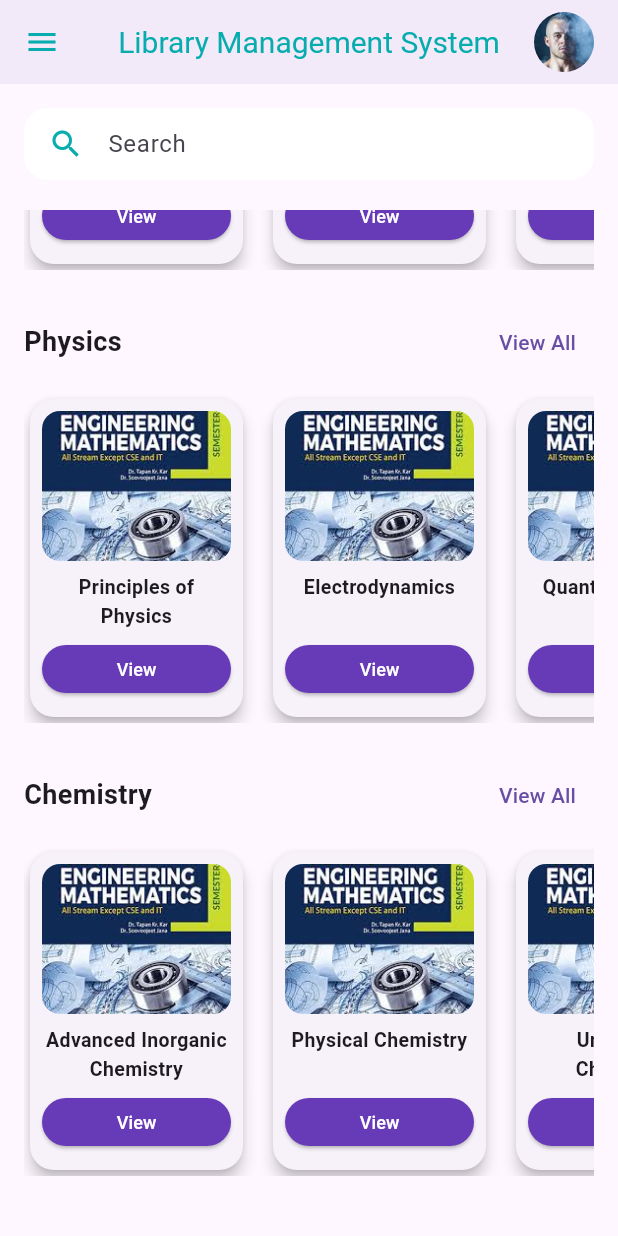
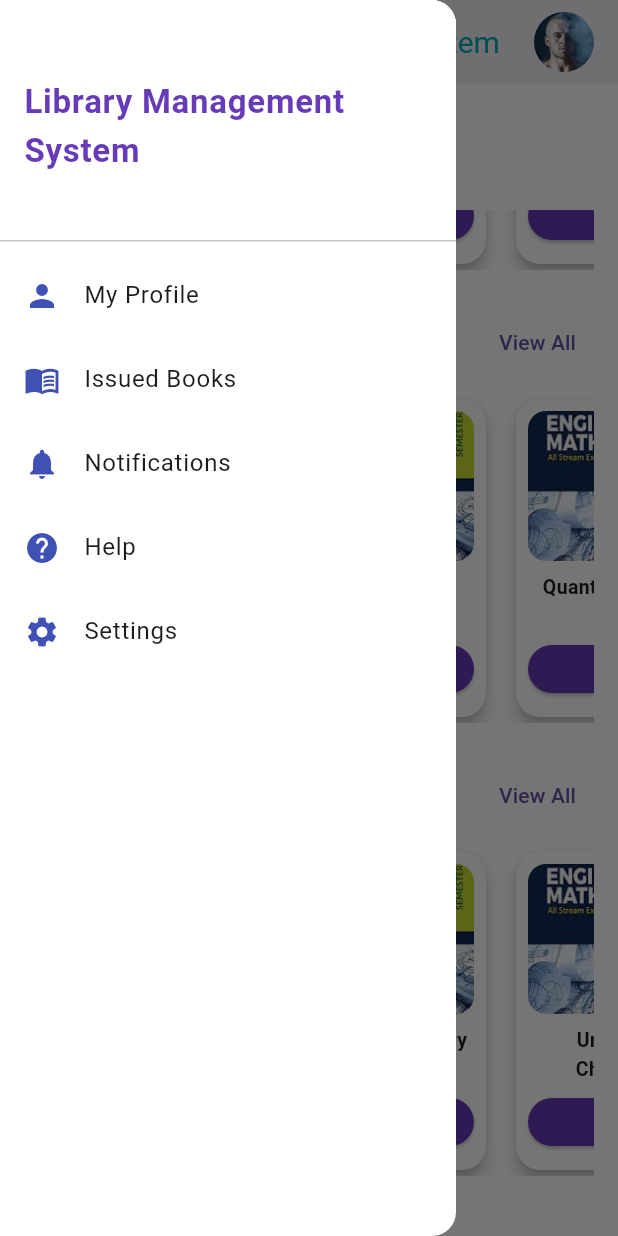
Before and after one commit to MontasirOpi/library_management_system, a Flutter app: the HomePage screen opened directly, scrolled down 238 dp, after a tap on the "menu" icon, on a phone screen of 412 x 824 dp. Run offline on Flutter 3.47's test engine with Material 3 defaults, Android fonts, the phone set to English and light mode, and no system bars; our stand-ins replace flutter_svg, supabase_flutter; accounts and stored records are empty.

Commit message:
App Drawer

```diff
--- /dev/null
+++ b/lib/features/common/widgets/app_drawer.dart
@@ -0,0 +1,63 @@
+import 'package:flutter/material.dart';
+
+class AppDrawer extends StatelessWidget {
+  const AppDrawer({super.key});
+  @override
+  Widget build(BuildContext context) {
+    return Drawer(
+      backgroundColor: Colors.white,
+      child: Column(
+        children: [
+          const DrawerHeader(
+            decoration: BoxDecoration(color: Colors.white),
+            child: Center(
+              child: Text(
+                'Library Management System',
+                style: TextStyle(
+                  fontSize: 22,
+                  fontWeight: FontWeight.w600,
+                  color: Colors.deepPurple,
+                ),
+              ),
+            ),
+          ),
+          ListTile(
+            leading: const Icon(Icons.person, color: Colors.indigo),
+            title: const Text('My Profile'),
+            onTap: () {
+              // Navigate to Profile Page
+            },
+          ),
+          ListTile(
+            leading: const Icon(Icons.menu_book, color: Colors.indigo),
+            title: const Text('Issued Books'),
+            onTap: () {
+              // Navigate to Issued Books Page
+            },
+          ),
+          ListTile(
+            leading: const Icon(Icons.notifications, color: Colors.indigo),
+            title: const Text('Notifications'),
+            onTap: () {
+              // Navigate to Notifications
+            },
+          ),
+          ListTile(
+            leading: const Icon(Icons.help, color: Colors.indigo),
+            title: const Text('Help'),
+            onTap: () {
+              // Navigate to Help page
+            },
+          ),
+          ListTile(
+            leading: const Icon(Icons.settings, color: Colors.indigo),
+            title: const Text('Settings'),
+            onTap: () {
+              // Navigate to Settings page
+            },
+          ),
+        ],
+      ),
+    );
+  }
+}
--- a/lib/features/homePage/model/build_section.dart
+++ b/lib/features/homePage/model/build_section.dart
@@ -70,6 +70,7 @@ class BuildSection extends StatelessWidget {
               return SizedBox(
                 width: 150,
                 child: Card(
+                  color: Colors.white, // Set background color to white
                   shape: RoundedRectangleBorder(
                     borderRadius: BorderRadius.circular(16),
                   ),
--- a/lib/features/homePage/ui/screens/homepage.dart
+++ b/lib/features/homePage/ui/screens/homepage.dart
@@ -1,6 +1,7 @@
 import 'package:flutter/material.dart';
 import 'package:library_management_system/app/app_color.dart';
 import 'package:library_management_system/features/auth/ui/screens/logout.dart';
+import 'package:library_management_system/features/common/widgets/app_drawer.dart';
 import 'package:library_management_system/features/homePage/model/build_section.dart';
 import 'package:library_management_system/features/homePage/model/search.dart';
 
@@ -10,6 +11,9 @@ class HomePage extends StatelessWidget {
   @override
   Widget build(BuildContext context) {
     return Scaffold(
+      backgroundColor: Colors.white,
+      drawer: const AppDrawer(),
+
       appBar: AppBar(
         backgroundColor: Colors.transparent,
         elevation: 0,
@@ -18,9 +22,12 @@ class HomePage extends StatelessWidget {
           style: TextStyle(color: AppColors.themeColor, fontSize: 20),
         ),
         centerTitle: true,
-        leading: IconButton(
-          icon: Icon(Icons.menu, color: AppColors.themeColor),
-          onPressed: () {},
+        leading: Builder(
+          builder:
+              (context) => IconButton(
+                icon: Icon(Icons.menu, color: AppColors.themeColor),
+                onPressed: () => Scaffold.of(context).openDrawer(),
+              ),
         ),
         actionsIconTheme: const IconThemeData(color: AppColors.themeColor),
         actions: [
--- a/lib/features/homePage/widgets/book_details.dart
+++ b/lib/features/homePage/widgets/book_details.dart
@@ -10,6 +10,7 @@ class BookDetails extends StatelessWidget {
   @override
   Widget build(BuildContext context) {
     return Scaffold(
+      backgroundColor: Colors.white,
       body: Padding(
         padding: const EdgeInsets.symmetric(horizontal: 16, vertical: 24),
         child: SingleChildScrollView(
@@ -84,7 +85,7 @@ class BookDetails extends StatelessWidget {
                     ScaffoldMessenger.of(context).showSnackBar(
                       SnackBar(
                         content: Text('Book Issued: ${book.title}'),
-                        duration: const Duration(seconds: 3),
+                        duration: const Duration(seconds: 2),
                       ),
                     );
                   },
```
Also changed, not shown: lib/features/auth/ui/screens/login_reg_screen.dart (+3 -15 lines), lib/features/auth/ui/screens/registation_profile_screen.dart (+9 -18 lines), lib/features/homePage/model/search.dart (+8 -25 lines), lib/features/homePage/model/search_result.dart (added, +38 -0 lines), lib/main.dart (+5 -6 lines).
